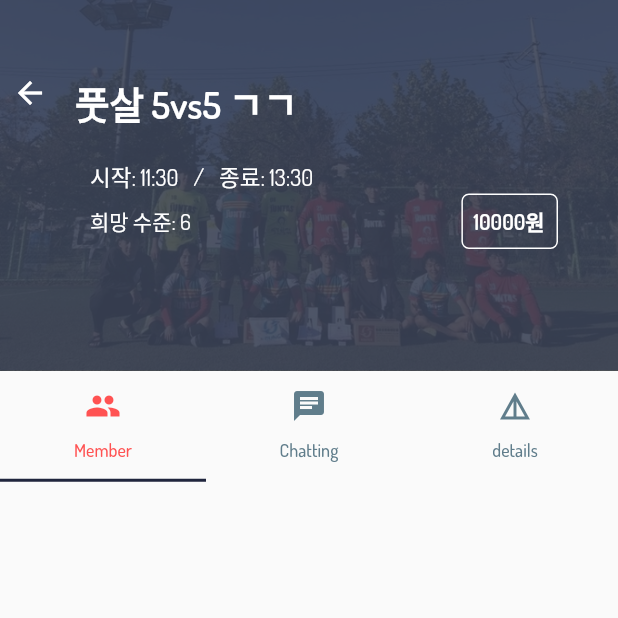
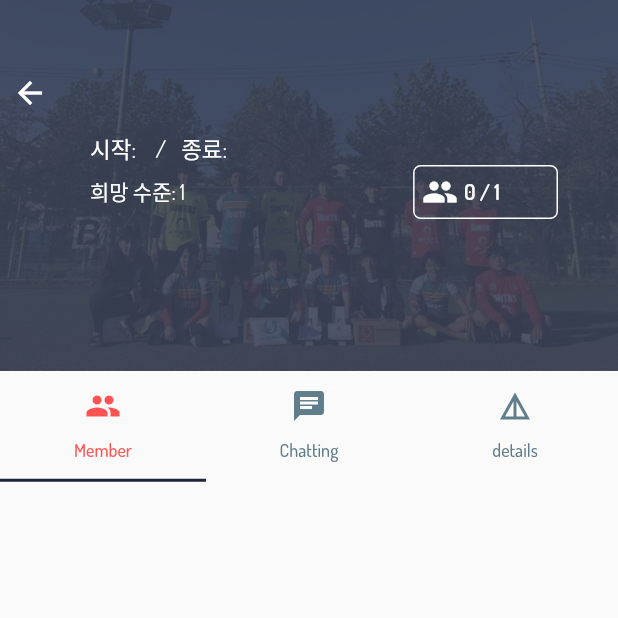
Before and after one commit to kkdh7609/Gteam, a Flutter app: the currentRoomPage screen opened directly with empty values, on a phone screen of 412 x 824 dp, the top half of it. Run offline on Flutter 3.47's test engine with Material 2 defaults, Android fonts, the phone set to English and light mode, and no system bars; our stand-ins replace auto_size_text, cloud_firestore, firebase_auth, flutter_svg, font_awesome_flutter, google_maps_flutter and 3 more; missing offline and left inert: flutter_google_places, geocoder, google_maps_webservice, iamport_flutter; accounts and stored records are empty; project files that could hold a hidden picture were left out.

Commit message:
Connect Firebase And currentRoom, currentRoomList ,gameCreate

```diff
--- a/gteams/lib/game/game_join/game_room/current_room.dart
+++ b/gteams/lib/game/game_join/game_room/current_room.dart
@@ -3,12 +3,16 @@ import 'package:font_awesome_flutter/font_awesome_flutter.dart';
 import 'package:gteams/game/game_join/model/MemberListData.dart';
 import 'package:gteams/game/game_join/game_room/GameRoomTheme.dart';
 import 'package:gteams/services/crud.dart';
+import 'package:gteams/game/game_join/model/GameListData.dart';
+import 'package:cloud_firestore/cloud_firestore.dart';
 
 class currentRoomPage extends StatefulWidget {
 
-  currentRoomPage({Key key, this.currentUserList}) : super(key: key);
+  currentRoomPage({Key key, this.currentUserList,this.gameData,this.isFull}) : super(key: key);
 
   List<dynamic> currentUserList;
+  GameListData gameData;
+  bool isFull;
 
   @override
   _currentRoomPageState createState() => _currentRoomPageState();
@@ -23,11 +27,15 @@ class _currentRoomPageState extends State<currentRoomPage> with SingleTickerProv
   var opacity2 = 0.0;
   var opacity3 = 0.0;
 
+  var gameDocId;
+  List<dynamic> gameDocIdList = [];
+  List<dynamic> gameDocIdList2 = [];
+  bool flag =false;
+
   @override
   void initState() {
     super.initState();
     this.memberlist = MemberListData.memberList;
-
     for(var i = 0; i < widget.currentUserList.length; i++){
       var userQuery = crudObj.getDocumentByWhere('user', 'email', widget.currentUserList[i]);
       userQuery.then((data){
@@ -40,6 +48,33 @@ class _currentRoomPageState extends State<currentRoomPage> with SingleTickerProv
         });
       });
     }
+
+    if(widget.isFull) registGame();
+  }
+
+  void registGame(){
+    crudObj.getDocumentByWhere('game3', 'sort', widget.gameData.sort).then((document){ // game의 DocId를 찾기 위함..
+      gameDocId = document.documents[0].documentID;
+      widget.gameData.stadiumRef.get().then((document){ //경기장의 document 접근
+        if(!flag && document.data['gameList'] == null){ //경기장에 데이터가 없을때
+          flag = true;
+          gameDocIdList.add(gameDocId);
+          crudObj.updateDataThen('stadium', document.documentID, {
+            'gameList': gameDocIdList,
+          });
+        }else{ // 경기장에 데이터 있을때
+          gameDocIdList2 = document.data['gameList'];
+          if (gameDocIdList2.contains(gameDocId)) {
+            print("이미 있는 데이터임");
+          } else {
+            gameDocIdList.add(gameDocId);
+            crudObj.updateDataThen('stadium', document.documentID, {
+              'gameList': gameDocIdList,
+            });
+          }
+        }
+      });
+    });
   }
 
   @override
@@ -264,19 +299,19 @@ class _currentRoomPageState extends State<currentRoomPage> with SingleTickerProv
         child: Column(
           crossAxisAlignment: CrossAxisAlignment.start,
           children: <Widget>[
-            SizedBox(height: 10.0),
+            SizedBox(height: 8.0),
             Text(
-              "풋살 5vs5 ㄱㄱ",
+              widget.gameData.gameName,
               style: TextStyle(color: Colors.white, fontSize: 25.0, fontWeight: FontWeight.w600),
             ),
-            SizedBox(height: 20.0),
+            SizedBox(height: 8.0),
             Row(
               mainAxisAlignment: MainAxisAlignment.start,
               children: <Widget>[
                 Padding(
                     padding: EdgeInsets.only(left: 10.0),
                     child: Text(
-                      "시작: "+"11:30",
+                      "시작: "+widget.gameData.startTime,
                       style: TextStyle(color: Colors.white, fontSize: 15),
                     )
                 ),
@@ -287,42 +322,71 @@ class _currentRoomPageState extends State<currentRoomPage> with SingleTickerProv
                       style: TextStyle(color: Colors.white, fontSize: 15),
                     )
                 ),
-
                 Padding(
                     padding: EdgeInsets.only(left: 10.0),
                     child: Text(
-                      "종료: "+"13:30",
+                      "종료: "+widget.gameData.endTime,
                       style: TextStyle(color: Colors.white, fontSize: 15),
                     )
                 ),
-
               ],
             ),
             Row(
               mainAxisAlignment: MainAxisAlignment.start,
               children: <Widget>[
                 Expanded(
-                    flex: 8,
+                    flex: 7,
                     child: Padding(
                         padding: EdgeInsets.only(left: 10.0),
                         child: Text(
-                          "희망 수준: 6",
+                          "희망 수준: " + widget.gameData.gameLevel.toString(),
                           style: TextStyle(color: Colors.white),
                         )
                     )
                 ),
                 Expanded(
-                    flex: 2,
-                    child: Container(
-                      padding: const EdgeInsets.all(7.0),
+                  flex: 3,
+                    child: widget.isFull ?
+                    Container(
+                        padding: const EdgeInsets.all(7.0),
+                        decoration: new BoxDecoration(
+                            border: new Border.all(color: Colors.white),
+                            borderRadius: BorderRadius.circular(5.0)),
+                      child: Text(
+                       "예약 접수중",
+                       style: TextStyle(color: Colors.amberAccent, fontSize: 15.0, fontWeight: FontWeight.w600),
+                      )
+                    )
+                        :
+                    Container(
+                      padding: const EdgeInsets.all(4.0),
                       decoration: new BoxDecoration(
                           border: new Border.all(color: Colors.white),
                           borderRadius: BorderRadius.circular(5.0)),
-                      child: new Text(
-                        "10000원",
-                        style: TextStyle(color: Colors.white, fontWeight: FontWeight.w600),
-                      ),
-                    )
+                      child: Center(
+                        child : Row(
+                        children: <Widget>[
+                          InkWell(
+                            borderRadius: BorderRadius.all(
+                              Radius.circular(32.0),
+                            ),
+                            onTap: () {},
+                            child: Padding(
+                              padding: const EdgeInsets.all(1.0),
+                              child: Icon(
+                                Icons.people,
+                                color: Colors.white,
+                              ),
+                            ),
+                          ),
+                          SizedBox(width: 3),
+                          Text(
+                            widget.currentUserList.length.toString()+" / "+widget.gameData.groupSize.toString(),
+                            style: TextStyle(color: Colors.white, fontWeight: FontWeight.w600,),
+                          ),
+                        ],
+                      ),)
+                    ),
                 )
               ],
             ),
--- a/gteams/lib/game/game_join/model/GameListData.dart
+++ b/gteams/lib/game/game_join/model/GameListData.dart
@@ -13,6 +13,7 @@ class GameListData {
   int dateNumber;
   List<dynamic> userList;
   DocumentReference stadiumRef;
+  Timestamp sort;
 
   GameListData({
     this.imagePath = '',
@@ -27,6 +28,7 @@ class GameListData {
     this.dateNumber=1,
     this.userList,
     this.stadiumRef,
+    this.sort,
   });
 
   factory GameListData.fromJson(Map<String, dynamic> json) {
@@ -43,6 +45,7 @@ class GameListData {
       dateNumber: json['dateNumber'],
       userList: json['userList'],
       stadiumRef: json['stadiumRef'],
+      sort:json['sort'],
     );
   }
 
--- a/gteams/lib/game/game_join/widgets/GameListView.dart
+++ b/gteams/lib/game/game_join/widgets/GameListView.dart
@@ -275,7 +275,6 @@ class GameListView extends StatelessWidget {
                                   SizedBox(width: 10),
                                 ],
                               )
-
                           ),
                         )
                       ],
--- a/gteams/lib/login/login.dart
+++ b/gteams/lib/login/login.dart
@@ -599,7 +599,6 @@ class _LoginPageState extends State<LoginPage> with SingleTickerProviderStateMix
                         UserManagement().storeNewUser(_signUpEmail, context, _signUpName, true);
 
                         Navigator.push(context, MaterialPageRoute(builder: (context) => SignUpWaitingPage()));
-
                         signUpEmailController.clear();
                         signUpNameController.clear();
                         signUpPasswordController.clear();
--- a/gteams/lib/map/StadiumListData.dart
+++ b/gteams/lib/map/StadiumListData.dart
@@ -21,6 +21,7 @@ class StadiumListData {
   double lat;
   double lng;
   LatLng locationCoords;
+  String id;
 
   StadiumListData({
     this.imagePath = '',
@@ -41,6 +42,7 @@ class StadiumListData {
     this.operationTime,
     this.lat = 0.0,
     this.lng = 0.0,
+    this.id ="",
   });
 
   factory StadiumListData.fromJson(Map<dynamic, dynamic> json){
@@ -63,6 +65,7 @@ class StadiumListData {
       operationTime: json['operationTime'], // operationTime의 각요소접근 방법 => operationTime['openTime'] .operationTime['endTime'] .
       lat: json['lat'],
       lng : json['lng'],
+      id: json['id'],
     );
   }
 
--- a/gteams/lib/map/google_map.dart
+++ b/gteams/lib/map/google_map.dart
@@ -12,7 +12,7 @@ import 'package:gteams/map/StadiumListData.dart';
 import 'package:font_awesome_flutter/font_awesome_flutter.dart';
 import 'package:gteams/game/game_join/widgets/GameJoinTheme.dart';
 
-typedef selectFunc = void Function(String);
+typedef selectFunc = void Function(String,String);
 
 String kGoogleApiKey = getSecureKey();
 GoogleMapsPlaces _places = GoogleMapsPlaces(apiKey: kGoogleApiKey);
@@ -200,7 +200,7 @@ class _MapTestState extends State<MapTest> {
               ),
               onTap: () {
                 // print(nowLoc);
-                widget.onSelected(title);
+                widget.onSelected(title,"loc");
                 Navigator.pop(context);
               },
               icon: BitmapDescriptor.defaultMarkerWithHue(BitmapDescriptor.hueBlue),
--- a/gteams/lib/map/mapDialog.dart
+++ b/gteams/lib/map/mapDialog.dart
@@ -2,7 +2,7 @@ import 'package:flutter/material.dart';
 import 'package:gteams/map/mapWidget.dart';
 import 'package:gteams/map/StadiumListData.dart';
 
-typedef selectFunc = void Function(String);
+typedef selectFunc = void Function(String,String);
 
 class CustomDialog extends StatelessWidget{
   CustomDialog({this.stadiumData, this.onSelected, this.onPop});
@@ -47,7 +47,7 @@ class CustomDialog extends StatelessWidget{
   };
 
   _onConfirmPressed(){
-    onSelected(stadiumData.stadiumName);
+    onSelected(stadiumData.stadiumName,stadiumData.id);
     onPop();
   }
 
--- a/gteams/lib/setting/profile/myProfile.dart
+++ b/gteams/lib/setting/profile/myProfile.dart
@@ -33,7 +33,7 @@ class _UserProfileState extends State<UserProfile> {
 
   List<SettingListData> sportListData = SettingListData.sportList;
 
-  void _change_loc_name(String new_name) {
+  void _change_loc_name(String new_name,String tmp2) {
     _userData.preferenceLoc = new_name;
   }
 
```
Also changed, not shown: gteams/lib/game/game_create/game_create.dart (+17 -6 lines), gteams/lib/game/game_join/game_join.dart (+10 -3 lines), gteams/lib/game/game_join/game_room/game_room.dart (+5 -3 lines), gteams/lib/services/crud.dart (+9 -1 lines), gteams/lib/setting/currentRoomMenu/currentRoomList.dart (+43 -9 lines).
